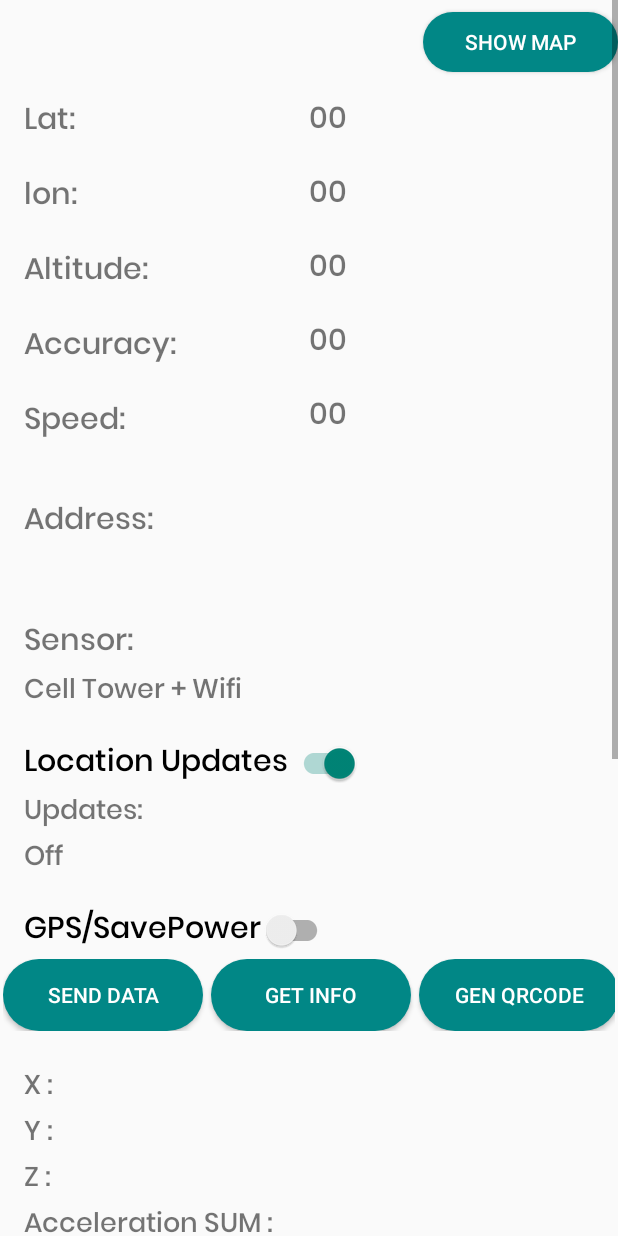
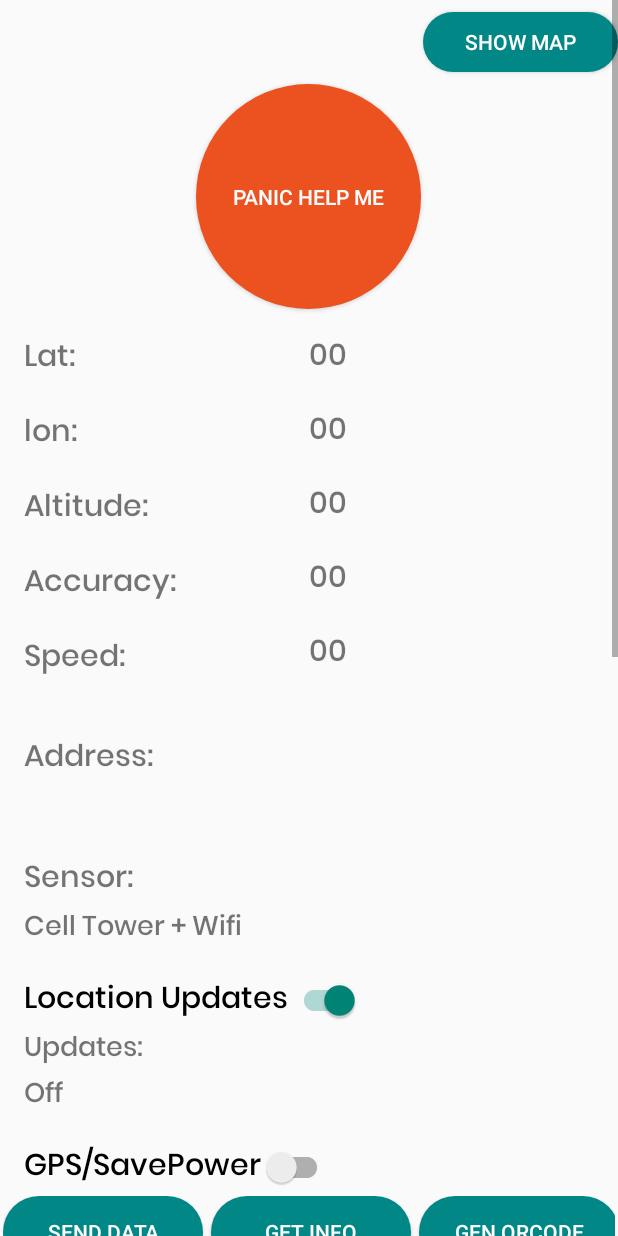
Before and after one commit to iliess-np/pfe, an Android app: the MainActivity screen opened directly, with no data from a screen before it, on a phone screen of 412 x 824 dp. Run offline under Robolectric (Android 15) with nearby library versions, the phone set to English and light mode, and no system bars; our stand-ins replace Volley; libraries missing offline, so code that uses them is left out: com.journeyapps.barcodescanner; network calls fail.

Commit message:
added : panic btn sms / call caregiver

```diff
--- a/app/src/main/java/com/iliessnp/pfe/GeofenceBroadcastReceiver.java
+++ b/app/src/main/java/com/iliessnp/pfe/GeofenceBroadcastReceiver.java
@@ -16,6 +16,11 @@ import java.util.List;
 public class GeofenceBroadcastReceiver extends BroadcastReceiver {
 
     private static final String TAG = "GeofenceBroadcastReceiv";
+    private static int transitionType;
+
+    public static int getTransitionType() {
+        return transitionType;
+    }
 
     @Override
     public void onReceive(Context context, Intent intent) {
@@ -35,7 +40,8 @@ public class GeofenceBroadcastReceiver extends BroadcastReceiver {
             Log.d(TAG, "onReceive: " + geofence.getRequestId());
         }
 //        Location location = geofencingEvent.getTriggeringLocation();
-        int transitionType = geofencingEvent.getGeofenceTransition();
+        transitionType = geofencingEvent.getGeofenceTransition();
+
 
         switch (transitionType) {
             case Geofence.GEOFENCE_TRANSITION_ENTER:
--- a/app/src/main/java/com/iliessnp/pfe/GeofenceHelper.java
+++ b/app/src/main/java/com/iliessnp/pfe/GeofenceHelper.java
@@ -4,6 +4,7 @@ import android.app.PendingIntent;
 import android.content.Context;
 import android.content.ContextWrapper;
 import android.content.Intent;
+import android.util.Log;
 
 import com.google.android.gms.common.api.ApiException;
 import com.google.android.gms.location.Geofence;
--- a/app/src/main/java/com/iliessnp/pfe/MainActivity.java
+++ b/app/src/main/java/com/iliessnp/pfe/MainActivity.java
@@ -1,16 +1,16 @@
 package com.iliessnp.pfe;
-
-import androidx.annotation.NonNull;
-import androidx.appcompat.app.AppCompatActivity;
-import androidx.core.app.ActivityCompat;
 
 import android.Manifest;
 import android.app.AlertDialog;
+import android.app.ProgressDialog;
 import android.content.Context;
-import android.content.DialogInterface;
 import android.content.Intent;
 import android.content.pm.PackageManager;
 import android.graphics.Bitmap;
+import android.hardware.Sensor;
+import android.hardware.SensorEvent;
+import android.hardware.SensorEventListener;
+import android.hardware.SensorManager;
 import android.location.Address;
 import android.location.Geocoder;
 import android.location.Location;
@@ -19,16 +19,28 @@ import android.os.AsyncTask;
 import android.os.Build;
 import android.os.Bundle;
 import android.provider.Settings;
+import android.util.Log;
 import android.view.View;
-import android.view.inputmethod.InputMethodManager;
 import android.widget.Button;
 import android.widget.ImageView;
-import android.widget.Switch;
+import android.widget.ListAdapter;
+import android.widget.ListView;
+import android.widget.SimpleAdapter;
 import android.widget.TextView;
 import android.widget.Toast;
 
+import androidx.annotation.NonNull;
+import androidx.appcompat.app.AppCompatActivity;
+import androidx.core.app.ActivityCompat;
+
+import com.android.volley.AuthFailureError;
+import com.android.volley.Request;
+import com.android.volley.RequestQueue;
+import com.android.volley.Response;
+import com.android.volley.VolleyError;
+import com.android.volley.toolbox.StringRequest;
+import com.android.volley.toolbox.Volley;
 import com.google.android.gms.location.FusedLocationProviderClient;
-import com.google.android.gms.location.Geofence;
 import com.google.android.gms.location.LocationCallback;
 import com.google.android.gms.location.LocationRequest;
 import com.google.android.gms.location.LocationResult;
@@ -41,6 +53,8 @@ import com.google.zxing.WriterException;
 import com.google.zxing.common.BitMatrix;
 import com.journeyapps.barcodescanner.BarcodeEncoder;
 
+import org.json.JSONArray;
+import org.json.JSONException;
 import org.json.JSONObject;
 
 import java.io.BufferedInputStream;
@@ -50,89 +64,44 @@ import java.io.InputStreamReader;
 import java.io.UnsupportedEncodingException;
 import java.net.HttpURLConnection;
 import java.net.URL;
-import java.util.List;
-
-//Fetch dara
-import android.app.ProgressDialog;
-import android.widget.EditText;
-import android.widget.ListAdapter;
-import android.widget.ListView;
-import android.widget.SimpleAdapter;
-
-import com.android.volley.AuthFailureError;
-import com.android.volley.Request;
-import com.android.volley.RequestQueue;
-import com.android.volley.Response;
-import com.android.volley.VolleyError;
-import com.android.volley.toolbox.StringRequest;
-import com.android.volley.toolbox.Volley;
-
-import org.json.JSONArray;
-import org.json.JSONException;
-
 import java.util.ArrayList;
 import java.util.HashMap;
+import java.util.List;
 import java.util.Map;
-
-//accelerometer
-import android.content.Context;
-import android.hardware.Sensor;
-import android.hardware.SensorEvent;
-import android.hardware.SensorEventListener;
-import android.hardware.SensorManager;
-import android.os.Bundle;
-import android.os.Environment;
-import android.util.Log;
-import android.view.View;
-import android.widget.Button;
-import android.widget.TextView;
-import android.widget.Toast;
-
-import androidx.appcompat.app.AppCompatActivity;
-
-import java.io.BufferedReader;
-import java.io.File;
-import java.io.FileNotFoundException;
-import java.io.FileOutputStream;
-import java.io.FileReader;
-import java.io.IOException;
-import java.util.ArrayList;
+import java.util.Timer;
+import java.util.TimerTask;
 
 public class MainActivity extends AppCompatActivity implements SensorEventListener {
 
     public static final int DEFAULT_UPDATE_INTERVALE = 3;
     public static final int FAST_UPDATE_INTERVAL = 5;
+    public static final String KEY_SENDERID = "sender_id";
     private static final int PERMISSIONS_FINE_LOCATION = 99;
-
+    //accelerometer
+    private static final String TAG = "MainActivity";
+    public static boolean firstTime = true;
     TextView tv_lat, tv_lon, tv_altitude, tv_accuracy, tv_speed, tv_sensor, tv_updates, tv_address;
     SwitchMaterial sw_locationsUpdates, sw_gps;
-
     boolean updatesOn = false;
     String senderId;
-    String myLocation;
+    String myLocation = "";
     String accuracy;
-
+    String myLocationPrv = "1";
     double lon, lat;
     LocationRequest locationRequest;
     LocationCallback locationCallback;
     FusedLocationProviderClient fusedLocationProviderClient;
     //Fetch data
-    Button buttonfetch, btnShowMap;
+    Button buttonfetch, btnShowMap,btnPanic;
     ListView listview;
     ProgressDialog mProgressDialog;
-    public static final String KEY_SENDERID = "sender_id";
     String f_name;
     String l_name;
     String phone;
-
     //QR code
-    Button btnGen;
+    Button btnGen,btnSendData;
     ImageView ivOutput;
-
     LocationManager locationManager;
-
-    //accelerometer
-    private static final String TAG = "MainActivity";
     SensorManager sensorManager;
     Sensor accelerometer;
     TextView x, y, z, sum, jump, fall;
@@ -144,6 +113,8 @@ public class MainActivity extends AppCompatActivity implements SensorEventListen
     ArrayList<Float> acceleration = new ArrayList<>();
     long timeNow, timePrv = 0;
     String alertTypes = "";
+    private String TransitionTypeInitial = "", TransitionTypePrv;
+
 
 
     @Override
@@ -172,6 +143,8 @@ public class MainActivity extends AppCompatActivity implements SensorEventListen
         tv_address = findViewById(R.id.tv_address);
         sw_gps = findViewById(R.id.sw_gps);
         sw_locationsUpdates = findViewById(R.id.sw_locationsupdates);
+        btnSendData = findViewById(R.id.btn_sendData);
+        btnPanic = findViewById(R.id.btn_panic);
 
         locationRequest = new LocationRequest();
         locationRequest.setInterval(1000 * DEFAULT_UPDATE_INTERVALE);
@@ -267,7 +240,7 @@ public class MainActivity extends AppCompatActivity implements SensorEventListen
                 }
             }
         });
-
+        GetMatchData();
         //accelerometer
         x = findViewById(R.id.x);
         y = findViewById(R.id.y);
@@ -281,8 +254,90 @@ public class MainActivity extends AppCompatActivity implements SensorEventListen
         sensorManager.registerListener((SensorEventListener) MainActivity.this, accelerometer, SensorManager.SENSOR_DELAY_NORMAL);
 
 
+        TextView tv_result = findViewById(R.id.tv_result);
+        TransitionTypePrv = String.valueOf(tv_result.getText());
+
+        btnSendData.setOnClickListener(new View.OnClickListener() {
+            @Override
+            public void onClick(View v) {
+                try {
+                    send();
+                } catch (UnsupportedEncodingException e) {
+                    e.printStackTrace();
+                }
+            }
+        });
+
+//        updateGPS();
+
+        Timer t = new Timer();
+        t.schedule(new TimerTask() {
+            @Override
+            public void run() {
+                System.out.println("checking if TransitionType changed");
+
+
+                    updateGPS();
+                if (!myLocation.equals(myLocationPrv)){
+                    try {
+                        send();
+                    } catch (UnsupportedEncodingException e) {
+                        e.printStackTrace();
+                    }
+                    myLocationPrv = myLocation;
                 }
 
+
+
+                TransitionTypeInitial = String.valueOf(GeofenceBroadcastReceiver.getTransitionType());
+                if (!TransitionTypeInitial.equals(TransitionTypePrv)) {
+                    String str;
+                    switch (TransitionTypeInitial) {
+                        case "1":
+                            str = "GEOFENCE_TRANSITION_ENTER";
+                            break;
+                        case "2":
+                            str = "GEOFENCE_TRANSITION_EXIT";
+                            break;
+                        case "4":
+                            str = "GEOFENCE_TRANSITION_DWELL";
+                            break;
+                        default:
+                            str = TransitionTypeInitial;
+                    }
+                    tv_result.setText(str);
+                    try {
+                        sendAlertQR(str);
+                    } catch (UnsupportedEncodingException e) {
+                        e.printStackTrace();
+                    }
+                    TransitionTypePrv = TransitionTypeInitial;
+                }
+            }
+        }, 0, 10000);
+
+        btnPanic.setOnClickListener(new View.OnClickListener() {
+            @Override
+            public void onClick(View v) {
+                try {
+                    alertTypes = "user_in_Panic";
+                    sendAlertQR(alertTypes);
+                } catch (UnsupportedEncodingException e) {
+                    e.printStackTrace();
+                }
+                if (myLocation == null) {
+                    updateGPS();
+                }
+                Intent intent = new Intent(getApplicationContext(), HelpMe.class);
+                    intent.putExtra("id", senderId);
+                    intent.putExtra("phone", phone);
+                    intent.putExtra("myLocation", myLocation);
+                    startActivity(intent);
+            }
+        });
+
+
+    }
 
     public void showMap(View view) {
         startActivity(new Intent(this, MapsActivity.class));
@@ -389,14 +444,16 @@ public class MainActivity extends AppCompatActivity implements SensorEventListen
     public void onRequestPermissionsResult(int requestCode, @NonNull String[] permissions, @NonNull int[] grantResults) {
         super.onRequestPermissionsResult(requestCode, permissions, grantResults);
 
-        if (requestCode == PERMISSIONS_FINE_LOCATION) {
-            if (grantResults[0] == PackageManager.PERMISSION_GRANTED) {
+//        if (requestCode == PERMISSIONS_FINE_LOCATION) {
+//            if (grantResults[0] == PackageManager.PERMISSION_GRANTED) {
+        if (ActivityCompat.checkSelfPermission(this, Manifest.permission.ACCESS_FINE_LOCATION) == PackageManager.PERMISSION_GRANTED) {
+
                 updateGPS();
             } else {
                 Toast.makeText(this, "pleas grant Permission to the APP so it can function", Toast.LENGTH_SHORT).show();
                 finish();
             }
-        }
+//        }
     }
 
     //get permission
@@ -410,6 +467,12 @@ public class MainActivity extends AppCompatActivity implements SensorEventListen
                 @Override
                 public void onSuccess(Location location) {
                     if (location != null) {
+                        lat = location.getLatitude();
+                        lon = location.getLongitude();
+                        accuracy = String.valueOf(location.getAccuracy());
+                        double latRound = Math.round(lat * 10000.0) / 10000.0;
+                        double lonRound = Math.round(lon * 10000.0) / 10000.0;
+                        myLocation = String.valueOf(latRound) + "," + String.valueOf(lonRound);
                         updateUIValues(location);
                     } else {
                         startLocationsUpdates();
@@ -452,10 +515,10 @@ public class MainActivity extends AppCompatActivity implements SensorEventListen
             tv_address.setText(R.string.addresses);
         }
 
-        lat = location.getLatitude();
-        lon = location.getLongitude();
-        accuracy = String.valueOf(location.getAccuracy());
-        myLocation = lat + "," + lon;
+//        lat = location.getLatitude();
+//        lon = location.getLongitude();
+//        accuracy = String.valueOf(location.getAccuracy());
+//        myLocation = lat + "," + lon;
 
     }
 
@@ -467,12 +530,12 @@ public class MainActivity extends AppCompatActivity implements SensorEventListen
         alertDialog.show();
     }
 
-
-
     // someone scanned QR code
     public void sendAlertQR(String alertType) throws UnsupportedEncodingException {
         String url;
-
+        if (myLocation == null) {
+            updateGPS();
+        } else {
             url = "https://helptech29.000webhostapp.com/sendAlert.php?" +
                     "sender_id=" + senderId +
                     "&alert=" + alertType.trim() +
@@ -480,16 +543,20 @@ public class MainActivity extends AppCompatActivity implements SensorEventListen
             new MyAsyncTaskgetNews().execute(url);
 
         }
-
+    }
 
     //***********************************************************
-    public void send(View view) throws UnsupportedEncodingException {
+    public void send() throws UnsupportedEncodingException {
         String url;
+        if (accuracy == null || myLocation == null) {
+            updateGPS();
+        } else {
         url = "https://helptech29.000webhostapp.com/sendData.php?" +
                 "sender_id=" + senderId +
                 "&accuracy=" + accuracy.trim() +
                 "&gps_location=" + java.net.URLEncoder.encode(myLocation, "UTF-8");
         new MyAsyncTaskgetNews().execute(url);
+        }
     }
 
     // get news from server
@@ -571,6 +638,7 @@ public class MainActivity extends AppCompatActivity implements SensorEventListen
 
         float t = (float) (Math.pow(xx, 2) + Math.pow(yy, 2) + Math.pow(zz, 2));
         summ = (float) Math.sqrt(t);
+
         timeNow = System.currentTimeMillis();
 
         falll = Integer.parseInt(fall.getText().toString());
@@ -584,6 +652,12 @@ public class MainActivity extends AppCompatActivity implements SensorEventListen
             Log.d(TAG, "\ntime now: " + timeNow + "\ntime prev: " + timePrv + "\nsumm: " + summ);
             falll = +1;
             fall.setText(String.valueOf(falll));
+            alertTypes = "patient_has_fallen";
+            try {
+                sendAlertQR(alertTypes);
+            } catch (UnsupportedEncodingException e) {
+                e.printStackTrace();
+            }
             acceleration.add(summ);
             timePrv = timeNow;
         }
@@ -598,4 +672,5 @@ public class MainActivity extends AppCompatActivity implements SensorEventListen
     public void onAccuracyChanged(Sensor sensor, int accuracy) {
     }
 
+
 }
--- /dev/null
+++ b/app/src/main/res/drawable/btn_round_red.xml
@@ -0,0 +1,7 @@
+<?xml version="1.0" encoding="utf-8"?>
+<shape xmlns:android="http://schemas.android.com/apk/res/android"
+    android:shape="rectangle">
+    <solid android:color="#EC5120"/>
+    <corners android:radius="200dp"/>
+
+</shape>
--- a/app/src/main/res/layout/activity_main.xml
+++ b/app/src/main/res/layout/activity_main.xml
@@ -1,6 +1,5 @@
 <?xml version="1.0" encoding="utf-8"?>
 <ScrollView xmlns:android="http://schemas.android.com/apk/res/android"
-    xmlns:app="http://schemas.android.com/apk/res-auto"
     xmlns:tools="http://schemas.android.com/tools"
     android:layout_width="match_parent"
     android:layout_height="match_parent"
@@ -26,12 +25,23 @@
             android:onClick="showMap"
             android:text="@string/show_map"
             android:textColor="#FFFFFF"
-            app:layout_constraintBottom_toBottomOf="parent"
-            app:layout_constraintEnd_toEndOf="parent"
-            app:layout_constraintHorizontal_bias="0.496"
-            app:layout_constraintStart_toStartOf="parent"
-            app:layout_constraintTop_toBottomOf="@+id/tv_sensor"
             tools:ignore="RtlHardcoded,UsingOnClickInXml" />
+
+        <Button
+            android:id="@+id/btn_panic"
+            android:layout_width="150dp"
+            android:layout_height="150dp"
+            android:layout_gravity="center"
+            android:layout_marginTop="8dp"
+            android:background="@drawable/btn_round_red"
+            android:clickable="true"
+            android:focusable="true"
+            android:gravity="center"
+            android:onClick="showMap"
+            android:text="Panic Help Me"
+            android:textColor="#FFFFFF"
+            tools:ignore="RtlHardcoded,UsingOnClickInXml" />
+
 
         <LinearLayout
             android:layout_width="match_parent"
@@ -261,13 +271,13 @@
 
 
                 <Button
+                    android:id="@+id/btn_sendData"
                     android:layout_width="133dp"
                     android:layout_height="wrap_content"
                     android:background="@drawable/btn_round"
                     android:clickable="true"
                     android:focusable="true"
                     android:gravity="center"
-                    android:onClick="send"
                     android:text="@string/send_data"
                     android:textColor="#FFFFFF"
                     tools:ignore="ButtonStyle,UsingOnClickInXml" />
@@ -300,6 +310,15 @@
                     tools:ignore="ButtonStyle" />
             </LinearLayout>
 
+            <TextView
+                android:id="@+id/tv_result"
+                android:layout_width="wrap_content"
+                android:layout_height="wrap_content"
+                android:layout_marginTop="16dp"
+                android:fontFamily="@font/poppinsmedium"
+                android:text="@string/tv_result"
+                android:textSize="20sp" />
+
             <ImageView
                 android:id="@+id/iv_output"
                 android:layout_width="match_parent"
@@ -309,10 +328,10 @@
                 android:scaleType="fitCenter" />
 
             <TextView
-                android:layout_marginTop="20dp"
                 android:id="@+id/x"
                 android:layout_width="wrap_content"
                 android:layout_height="wrap_content"
+                android:layout_marginTop="20dp"
                 android:fontFamily="@font/poppinsmedium"
                 android:paddingStart="16dp"
                 android:paddingLeft="32dp"
```
Also changed, not shown: app/src/main/AndroidManifest.xml (+9 -7 lines), app/src/main/java/com/iliessnp/pfe/HelpMe.java (added, +112 -0 lines), app/src/main/java/com/iliessnp/pfe/MapsActivity.java (+16 -12 lines), app/src/main/res/layout/activity_help_me.xml (added, +64 -0 lines). Lines whose indentation alone changed are shown as unchanged.
